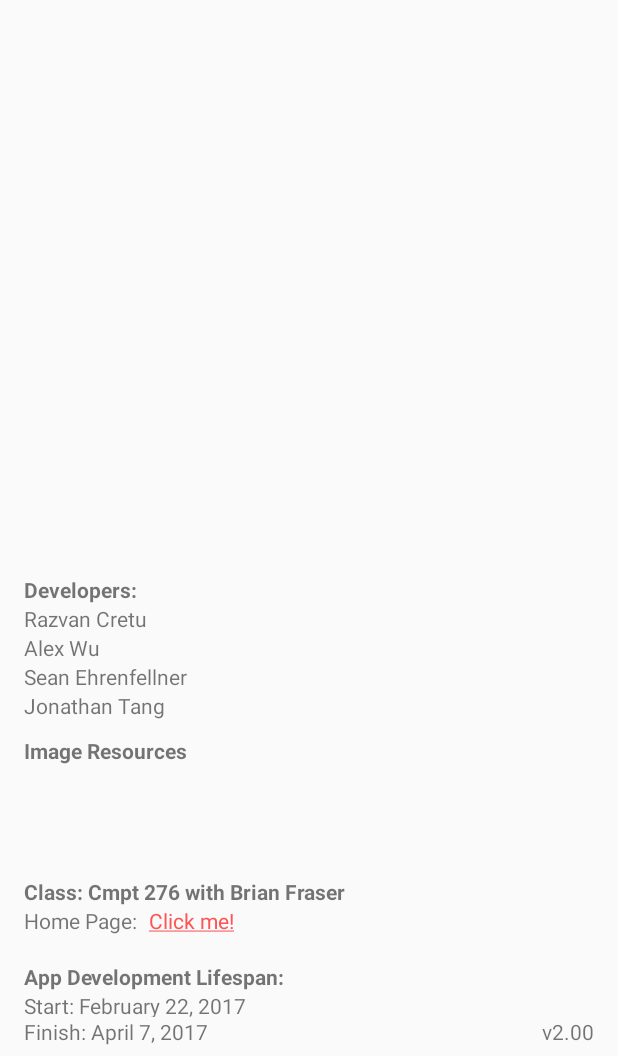
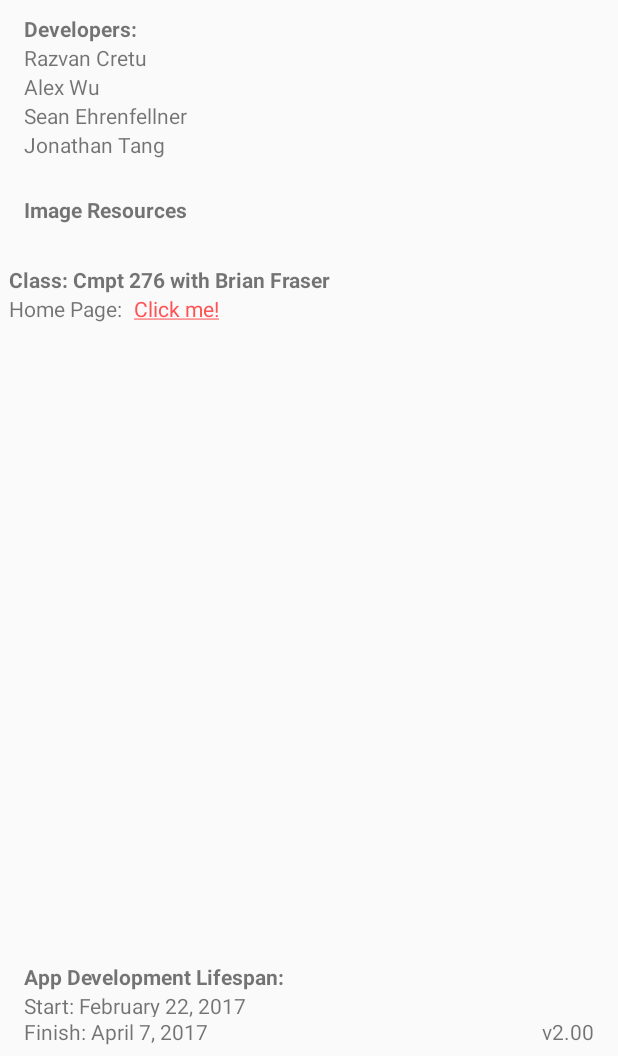
Before and after one commit to tangjon/Carbon-Tracking-System, an Android app: the AboutUsActivity screen opened directly, with no data from a screen before it, on a phone screen of 412 x 824 dp, the part 180-1236 px from its top. Run offline under Robolectric (Android 15) with nearby library versions, the phone set to English and light mode, and no system bars.

Commit message:
clean up about layout

```diff
--- a/app/src/main/res/layout/activity_about_us.xml
+++ b/app/src/main/res/layout/activity_about_us.xml
@@ -69,7 +69,11 @@
     android:layout_marginBottom="131dp"
       android:text="Image Resources"
     app:layout_constraintBottom_toTopOf="@+id/textView27"
-    app:layout_constraintLeft_toLeftOf="@+id/textView27" />
+    app:layout_constraintLeft_toLeftOf="@+id/textView27"
+      android:layout_marginLeft="0dp"
+      android:layout_marginTop="8dp"
+      app:layout_constraintTop_toBottomOf="@+id/textView39"
+      app:layout_constraintVertical_bias="0.042" />
   <TextView
     android:id="@+id/textView33"
     android:textStyle="bold"
@@ -81,7 +85,8 @@
     app:layout_constraintBottom_toTopOf="@+id/textView27"
     app:layout_constraintLeft_toLeftOf="@+id/textView27"
     app:layout_constraintTop_toBottomOf="@+id/textView32"
-    app:layout_constraintVertical_bias="0.693" />
+    app:layout_constraintVertical_bias="0.042"
+      android:layout_marginLeft="-10dp" />
   <TextView
     android:id="@+id/link_cmpt_home"
     android:layout_width="wrap_content"
@@ -99,7 +104,11 @@
     android:text="@string/label_developers"
     android:layout_marginBottom="88dp"
     app:layout_constraintBottom_toTopOf="@+id/textView32"
-      app:layout_constraintLeft_toLeftOf="@+id/textView32" />
+      app:layout_constraintLeft_toLeftOf="@+id/textView32"
+      android:layout_marginTop="8dp"
+      app:layout_constraintTop_toBottomOf="@+id/imageView2"
+      android:layout_marginLeft="0dp"
+      app:layout_constraintVertical_bias="0.11" />
   <TextView
     android:id="@+id/textView36"
     android:layout_width="wrap_content"
```
